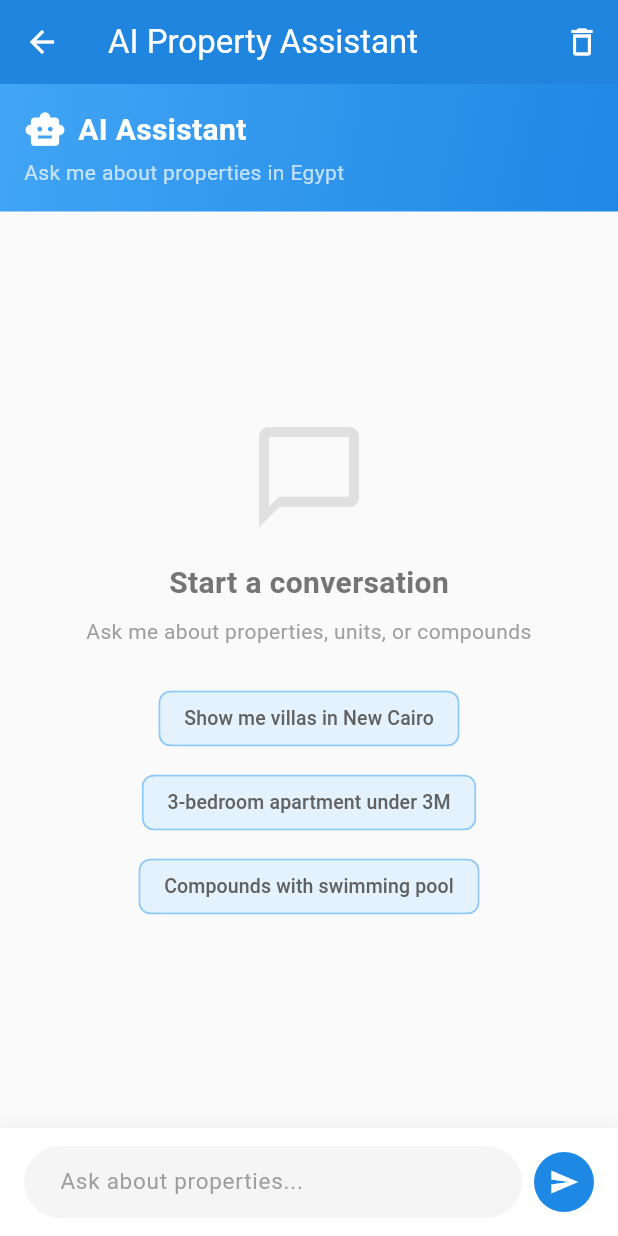
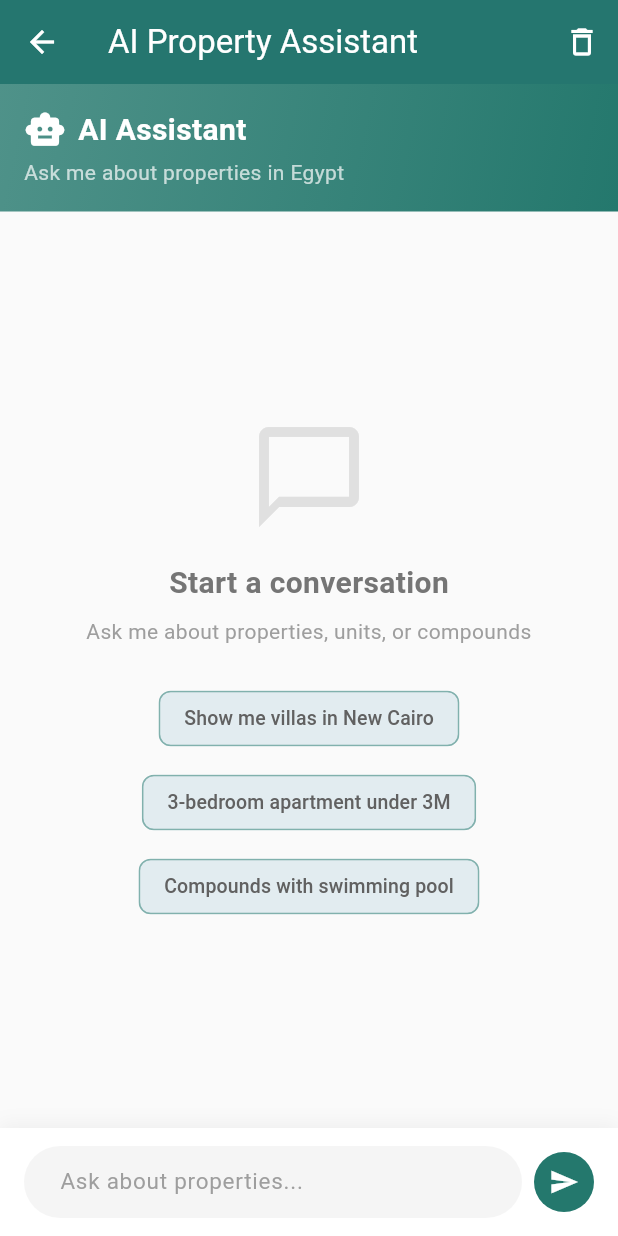
Before and after one commit to malakmagdy1/RealStateFlutter, a Flutter app: the AiChatScreen screen opened directly, on a phone screen of 412 x 824 dp. Run offline on Flutter 3.47's test engine with Material 3 defaults, Android fonts, the phone set to English and light mode, and no system bars; our stand-ins replace bloc, carousel_slider, dio, equatable, firebase_core, firebase_messaging and 12 more; missing offline and left inert: dart:html, tutorial_coach_mark; accounts and stored records are empty; statements that could not run were skipped.

Commit message:
Update AI chat UI and increase tabbar width in detail screens
AI Chat improvements:
- Replace all blue colors with AppColors.mainColor for consistency
- Simplify multiple properties display (show number on separate line)
- BLoC providers already configured for favorite icon functionality

Tabbar width improvements:
- Reduce margins from 16px to 8px on each side in unit detail screen
- Reduce margins from 16px to 8px on each side in compound detail screen
- Increase effective tabbar width by reducing horizontal margins
- Update tab content frame margins to match

🤖 Generated with [Claude Code](https://claude.com/claude-code)

Co-Authored-By: Claude <noreply@anthropic.com>

```diff
--- a/lib/feature/ai_chat/presentation/screen/ai_chat_screen.dart
+++ b/lib/feature/ai_chat/presentation/screen/ai_chat_screen.dart
@@ -1,5 +1,6 @@
 import 'package:flutter/material.dart';
 import 'package:flutter_bloc/flutter_bloc.dart';
+import 'package:real/core/utils/colors.dart';
 import '../bloc/chat_bloc.dart';
 import '../bloc/chat_event.dart';
 import '../bloc/chat_state.dart';
@@ -98,7 +99,7 @@ class _AiChatScreenState extends State<AiChatScreen> {
       backgroundColor: Colors.grey.shade50,
       appBar: AppBar(
         title: const Text('AI Property Assistant'),
-        backgroundColor: Colors.blue.shade600,
+        backgroundColor: AppColors.mainColor,
         foregroundColor: Colors.white,
         elevation: 2,
         actions: [
@@ -136,7 +137,7 @@ class _AiChatScreenState extends State<AiChatScreen> {
                         mainAxisAlignment: MainAxisAlignment.center,
                         children: [
                           CircularProgressIndicator(
-                            color: Colors.blue.shade600,
+                            color: AppColors.mainColor,
                           ),
                           const SizedBox(height: 16),
                           Text(
@@ -178,7 +179,7 @@ class _AiChatScreenState extends State<AiChatScreen> {
                         height: 20,
                         child: CircularProgressIndicator(
                           strokeWidth: 2,
-                          color: Colors.blue.shade600,
+                          color: AppColors.mainColor,
                         ),
                       ),
                       const SizedBox(width: 12),
@@ -211,7 +212,7 @@ class _AiChatScreenState extends State<AiChatScreen> {
       padding: const EdgeInsets.all(16),
       decoration: BoxDecoration(
         gradient: LinearGradient(
-          colors: [Colors.blue.shade400, Colors.blue.shade600],
+          colors: [AppColors.mainColor.withOpacity(0.8), AppColors.mainColor],
           begin: Alignment.topLeft,
           end: Alignment.bottomRight,
         ),
@@ -301,8 +302,8 @@ class _AiChatScreenState extends State<AiChatScreen> {
               fontSize: 13,
             ),
           ),
-          backgroundColor: Colors.blue.shade50,
-          side: BorderSide(color: Colors.blue.shade200),
+          backgroundColor: AppColors.mainColor.withOpacity(0.1),
+          side: BorderSide(color: AppColors.mainColor.withOpacity(0.3)),
           onPressed: () {
             _messageController.text = suggestion;
             _sendMessage();
@@ -400,7 +401,7 @@ class _AiChatScreenState extends State<AiChatScreen> {
       child: Container(
         padding: const EdgeInsets.symmetric(horizontal: 16, vertical: 12),
         decoration: BoxDecoration(
-          color: Colors.blue.shade600,
+          color: AppColors.mainColor,
           borderRadius: BorderRadius.circular(20),
           boxShadow: [
             BoxShadow(
@@ -455,13 +456,13 @@ class _AiChatScreenState extends State<AiChatScreen> {
                 Icon(
                   Icons.smart_toy,
                   size: 16,
-                  color: isError ? Colors.red.shade700 : Colors.blue.shade700,
+                  color: isError ? Colors.red.shade700 : AppColors.mainColor,
                 ),
                 const SizedBox(width: 6),
                 Text(
                   'AI Assistant',
                   style: TextStyle(
-                    color: isError ? Colors.red.shade700 : Colors.blue.shade700,
+                    color: isError ? Colors.red.shade700 : AppColors.mainColor,
                     fontSize: 12,
                     fontWeight: FontWeight.bold,
                   ),
@@ -530,7 +531,7 @@ class _AiChatScreenState extends State<AiChatScreen> {
             ),
             const SizedBox(width: 8),
             CircleAvatar(
-              backgroundColor: Colors.blue.shade600,
+              backgroundColor: AppColors.mainColor,
               child: IconButton(
                 icon: const Icon(Icons.send, color: Colors.white, size: 20),
                 onPressed: _sendMessage,
--- a/lib/feature/compound/presentation/screen/unit_detail_screen.dart
+++ b/lib/feature/compound/presentation/screen/unit_detail_screen.dart
@@ -723,12 +723,12 @@ class _UnitDetailScreenState extends State<UnitDetailScreen> with SingleTickerPr
       builder: (context, constraints) {
         // Calculate max width based on screen width
         final screenWidth = MediaQuery.of(context).size.width;
-        final maxTabBarWidth = screenWidth - 32; // 16px margin on each side
+        final maxTabBarWidth = screenWidth - 16; // 8px margin on each side
 
         return AnimatedContainer(
           duration: Duration(milliseconds: 300),
           curve: Curves.easeInOut,
-          margin: EdgeInsets.only(right: 16, bottom: 16, left: 16),
+          margin: EdgeInsets.only(right: 8, bottom: 16, left: 8),
           constraints: BoxConstraints(
             maxWidth: maxTabBarWidth,
           ),
@@ -842,7 +842,7 @@ class _UnitDetailScreenState extends State<UnitDetailScreen> with SingleTickerPr
 
   Widget _buildTabContent(AppLocalizations l10n) {
     return Container(
-      margin: EdgeInsets.symmetric(horizontal: 16),
+      margin: EdgeInsets.symmetric(horizontal: 8),
       decoration: BoxDecoration(
         color: Colors.white,
         borderRadius: BorderRadius.circular(12),
--- a/lib/feature/home/presentation/CompoundScreen.dart
+++ b/lib/feature/home/presentation/CompoundScreen.dart
@@ -1317,12 +1317,12 @@ class _CompoundScreenState extends State<CompoundScreen>
       builder: (context, constraints) {
         // Calculate max width based on screen width
         final screenWidth = MediaQuery.of(context).size.width;
-        final maxTabBarWidth = screenWidth - 32; // 16px margin on each side
+        final maxTabBarWidth = screenWidth - 16; // 8px margin on each side
 
         return AnimatedContainer(
           duration: Duration(milliseconds: 300),
           curve: Curves.easeInOut,
-          margin: EdgeInsets.only(right: 16, bottom: 16, left: 16),
+          margin: EdgeInsets.only(right: 8, bottom: 16, left: 8),
           constraints: BoxConstraints(
             maxWidth: maxTabBarWidth,
           ),
```
Also changed, not shown: lib/feature/ai_chat/data/chat_remote_data_source.dart (+4 -3 lines).
